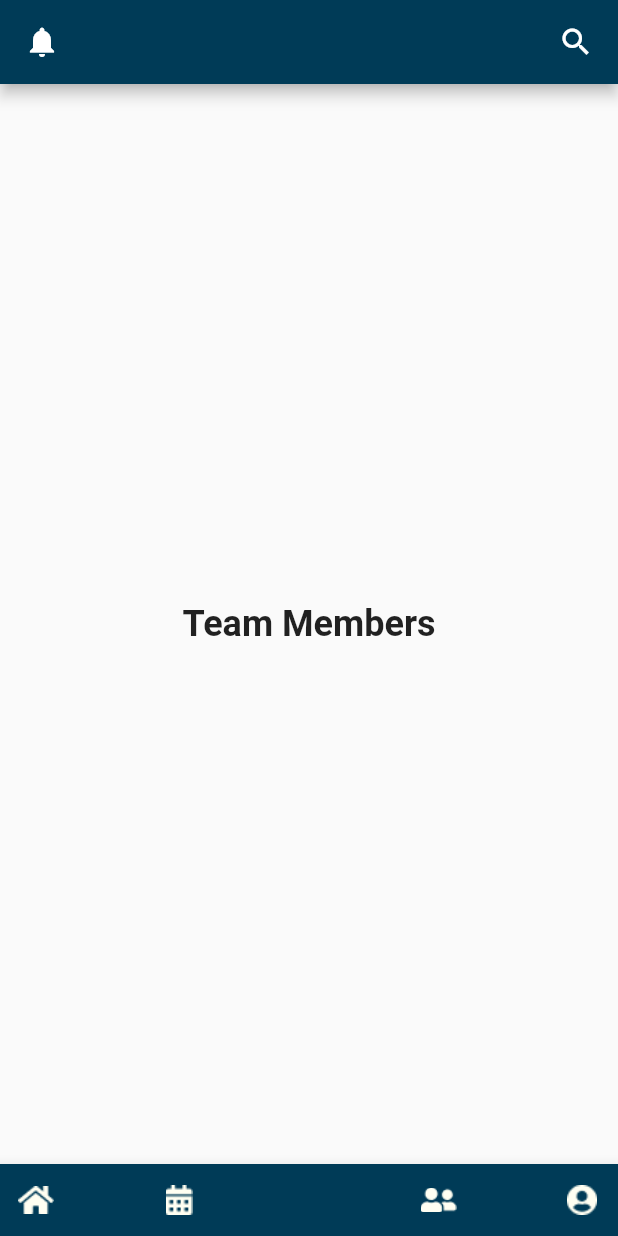
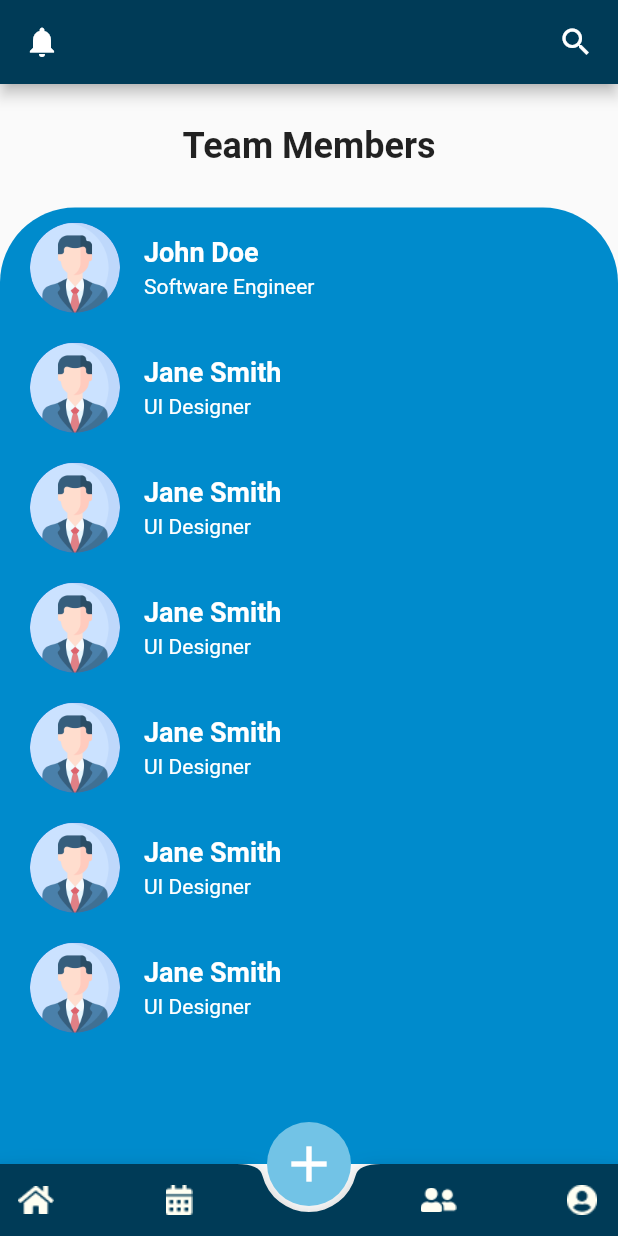
Before and after one commit to bzuraik/TrackFolio, a Flutter app: the screen it shows after launch, item 3 of the bottom bar chosen, on a phone screen of 412 x 824 dp. Run offline on Flutter 3.47's test engine with Material 2 defaults, Android fonts, the phone set to English and light mode, and no system bars; our stand-ins replace flutter_svg.

Commit message:
added teams member page

```diff
--- a/lib/pages/teamMembersPage.dart
+++ b/lib/pages/teamMembersPage.dart
@@ -1,26 +1,141 @@
 import 'package:flutter/material.dart';
 import 'profilePage.dart';
+import 'dart:core';
+import 'package:flutter/cupertino.dart';
 import '/widgets/bottom_navigation_bar.dart';
+
+class TeamMember extends StatelessWidget {
+  final String imageUrl;
+  final String fullName;
+  final String position;
+
+  const TeamMember({
+    required this.imageUrl,
+    required this.fullName,
+    required this.position,
+  });
+
+  @override
+  Widget build(BuildContext context) {
+    return Padding(
+      padding: const EdgeInsets.symmetric(horizontal: 20.0, vertical: 10.0),
+      child: Row(
+        children: [
+          CircleAvatar(
+            backgroundImage: AssetImage('assets/images/profile.png'),
+            radius: 30,
+          ),
+          SizedBox(width: 16.0),
+          Column(
+            crossAxisAlignment: CrossAxisAlignment.start,
+            children: [
+              Text(
+                fullName,
+                style: TextStyle(
+                    fontSize: 18.0,
+                    fontWeight: FontWeight.bold,
+                    color: Colors.white),
+              ),
+              SizedBox(height: 4.0),
+              Text(
+                position,
+                style: TextStyle(color: Colors.white),
+              ),
+            ],
+          ),
+        ],
+      ),
+    );
+  }
+}
 
 class teamMembersPage extends StatelessWidget {
   final Function(int) onItemTapped;
 
   teamMembersPage({required this.onItemTapped});
+
   @override
   Widget build(BuildContext context) {
     return Scaffold(
       appBar: _buildAppBar(),
-      body: Center(
-        child: Column(
-          mainAxisAlignment: MainAxisAlignment.center,
-          children: [
-            Text(
-              'Team Members',
-              style: TextStyle(fontSize: 24, fontWeight: FontWeight.bold),
+      body: Column(
+        mainAxisSize: MainAxisSize.max,
+        children: [
+          Container(
+            height: MediaQuery.of(context).size.height * 0.1,
+            decoration: BoxDecoration(),
+            child: Center(
+              child: Text(
+                "Team Members",
+                style: TextStyle(
+                  fontSize: 24.0,
+                  fontWeight: FontWeight.bold,
+                ),
+              ),
             ),
-          ],
+          ),
+          Expanded(
+            child: Container(
+              decoration: BoxDecoration(
+                color: Color(0xff008BCC),
+                borderRadius: BorderRadius.only(
+                  topLeft: Radius.circular(50),
+                  topRight: Radius.circular(50),
+                ),
+              ),
+              child: ListView(
+                children: [
+                  TeamMember(
+                    imageUrl: '',
+                    fullName: 'John Doe',
+                    position: 'Software Engineer',
+                  ),
+                  TeamMember(
+                    imageUrl: '',
+                    fullName: 'Jane Smith',
+                    position: 'UI Designer',
+                  ),
+                  TeamMember(
+                    imageUrl: '',
+                    fullName: 'Jane Smith',
+                    position: 'UI Designer',
+                  ),
+                  TeamMember(
+                    imageUrl: '',
+                    fullName: 'Jane Smith',
+                    position: 'UI Designer',
+                  ),
+                  TeamMember(
+                    imageUrl: '',
+                    fullName: 'Jane Smith',
+                    position: 'UI Designer',
+                  ),
+                  TeamMember(
+                    imageUrl: '',
+                    fullName: 'Jane Smith',
+                    position: 'UI Designer',
+                  ),
+                  TeamMember(
+                    imageUrl: '',
+                    fullName: 'Jane Smith',
+                    position: 'UI Designer',
+                  ),
+                ],
+              ),
+            ),
+          ),
+        ],
+      ),
+      floatingActionButton: FloatingActionButton(
+        elevation: 0,
+        backgroundColor: Color(0xFF72C3E6),
+        onPressed: () {},
+        child: Icon(
+          Icons.add,
+          size: 40,
         ),
       ),
+      floatingActionButtonLocation: FloatingActionButtonLocation.centerDocked,
       bottomNavigationBar: BottomNavBar(
         currentIndex: 1,
         onTap: onItemTapped,
```
Also changed, not shown: assets/images/profile.png (added).
